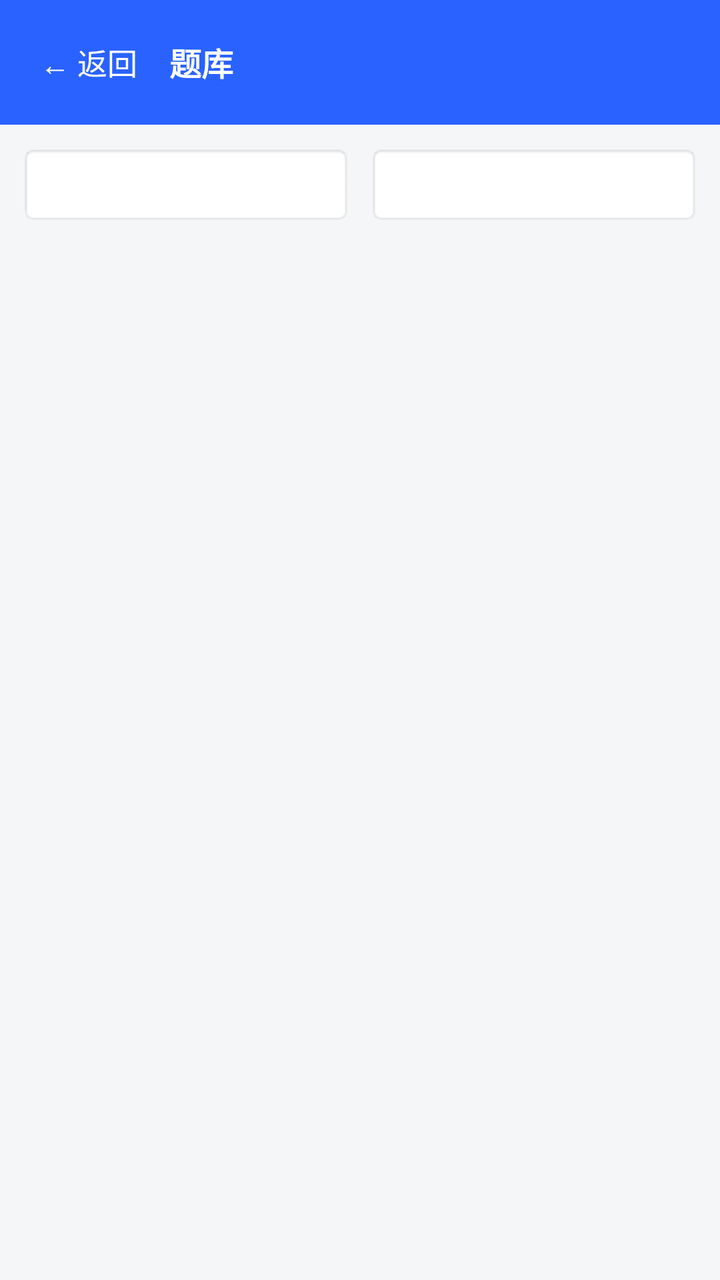
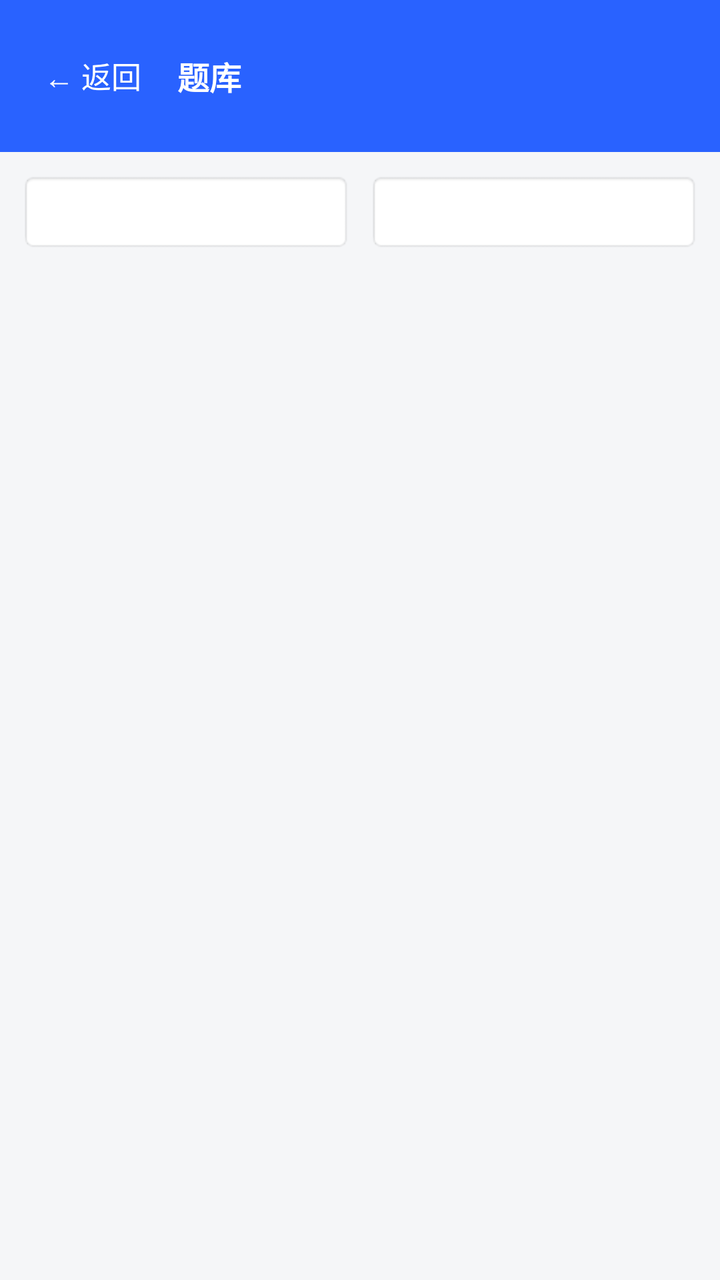

Compare the two renders of this Android layout. The source of the first and the diff that turns it into the second are given below.
<!-- AndroidManifest.xml: application theme Theme.ExamPrep -->
<!-- res/layout/activity_question_list.xml -->
<?xml version="1.0" encoding="utf-8"?>
<LinearLayout xmlns:android="http://schemas.android.com/apk/res/android"
    android:layout_width="match_parent" android:layout_height="match_parent"
    android:orientation="vertical" android:background="@color/bg">

    <LinearLayout
        android:layout_width="match_parent" android:layout_height="wrap_content"
        android:background="@color/primary" android:gravity="center_vertical"
        android:orientation="horizontal" android:padding="14dp">
        <TextView
            android:id="@+id/btnBack"
            android:layout_width="wrap_content" android:layout_height="wrap_content"
            android:padding="6dp" android:text="← 返回"
            android:textColor="#FFFFFF" android:textSize="15sp" />
        <TextView
            android:layout_width="0dp" android:layout_weight="1"
            android:layout_height="wrap_content" android:layout_marginStart="10dp"
            android:text="题库" android:textColor="#FFFFFF" android:textSize="16sp"
            android:textStyle="bold" />
    </LinearLayout>

    <LinearLayout
        android:layout_width="match_parent" android:layout_height="wrap_content"
        android:orientation="horizontal" android:padding="10dp">
        <Spinner
            android:id="@+id/spSubject"
            android:layout_width="0dp" android:layout_weight="1"
            android:layout_height="40dp"
            android:background="@android:drawable/editbox_background" />
        <Spinner
            android:id="@+id/spType"
            android:layout_width="0dp" android:layout_weight="1"
            android:layout_height="40dp" android:layout_marginStart="8dp"
            android:background="@android:drawable/editbox_background" />
    </LinearLayout>

    <androidx.recyclerview.widget.RecyclerView
        android:id="@+id/rvQuestions"
        android:layout_width="match_parent" android:layout_height="0dp"
        android:layout_weight="1" android:padding="10dp" />
</LinearLayout>
<!-- resources referenced by this layout -->
<resources>
  <color name="bg">#F5F6F8</color>
  <color name="primary">#2962FF</color>
  <style name="Theme.ExamPrep" parent="Theme.Material3.DayNight.NoActionBar">
          <item name="colorPrimary">@color/primary</item>
          <item name="colorOnPrimary">#FFFFFF</item>
          <item name="colorPrimaryContainer">@color/chip_bg</item>
          <item name="colorSecondary">@color/accent</item>
          <item name="android:colorBackground">@color/bg</item>
          <item name="colorSurface">@color/card</item>
          <item name="android:statusBarColor">@color/primary</item>
          <item name="android:textColorPrimary">@color/text_main</item>
          <item name="android:textColorSecondary">@color/text_sub</item>
      </style>
  <color name="chip_bg">#EEF2FF</color>
  <color name="accent">#00BFA5</color>
  <color name="card">#FFFFFF</color>
  <color name="text_main">#1B1F27</color>
  <color name="text_sub">#7A8190</color>
</resources>

<!-- the commit's change to res/layout/activity_question_list.xml (unified diff, before → after) -->
@@ -8,6 +8,7 @@
         android:background="@color/primary" android:gravity="center_vertical"
         android:orientation="horizontal" android:padding="14dp">
         <TextView
+            style="@style/TopAction"
             android:id="@+id/btnBack"
             android:layout_width="wrap_content" android:layout_height="wrap_content"
             android:padding="6dp" android:text="← 返回"
<!-- resource entries referenced after the edit -->
@@ -2,6 +2,18 @@
 <resources>
   <color name="bg">#F5F6F8</color>
   <color name="primary">#2962FF</color>
+  <style name="TopAction">
+          <item name="android:layout_width">wrap_content</item>
+          <item name="android:layout_height">wrap_content</item>
+          <item name="android:minWidth">48dp</item>
+          <item name="android:minHeight">48dp</item>
+          <item name="android:gravity">center</item>
+          <item name="android:paddingStart">8dp</item>
+          <item name="android:paddingEnd">8dp</item>
+          <item name="android:textColor">#FFFFFF</item>
+          <item name="android:textSize">15sp</item>
+          <item name="android:background">?attr/selectableItemBackground</item>
+      </style>
   <style name="Theme.ExamPrep" parent="Theme.Material3.DayNight.NoActionBar">
           <item name="colorPrimary">@color/primary</item>
           <item name="colorOnPrimary">#FFFFFF</item>
@@ -17,6 +29,6 @@
   <color name="accent">#00BFA5</color>
   <color name="card">#FFFFFF</color>
   <color name="text_main">#1B1F27</color>
-  <color name="text_sub">#7A8190</color>
+  <color name="text_sub">#5C6472</color>
 </resources>
 
